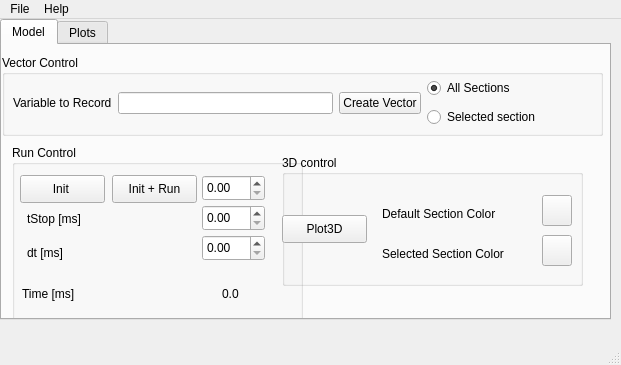
This is neuronvisio/neuronvisio.ui in mattions/neuronvisio as Qt 5 draws it before an edit. The edited form follows.
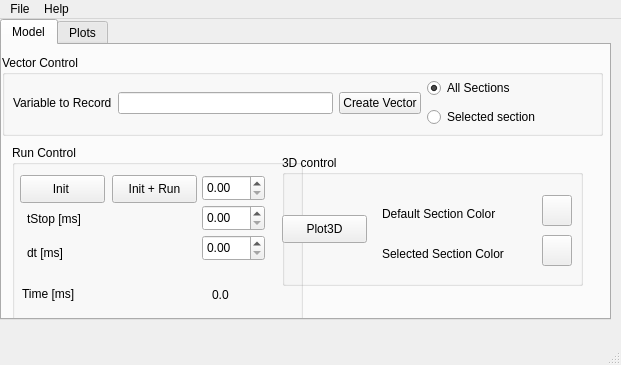
This is the edited form. Custom widgets are drawn as their Qt base class.

Commit message: Init and Run buttons properly connected

What changed in the file:
```diff
--- a/neuronvisio/neuronvisio.ui
+++ b/neuronvisio/neuronvisio.ui
@@ -104,10 +104,10 @@
       <widget class="QLabel" name="label_8">
        <property name="geometry">
         <rect>
-         <x>210</x>
+         <x>200</x>
          <y>140</y>
-         <width>20</width>
-         <height>18</height>
+         <width>41</width>
+         <height>20</height>
         </rect>
        </property>
        <property name="text">
```
Left out of the diff: 8 changed lines with no effect on the pictures. The commit also changes 2 other files.
